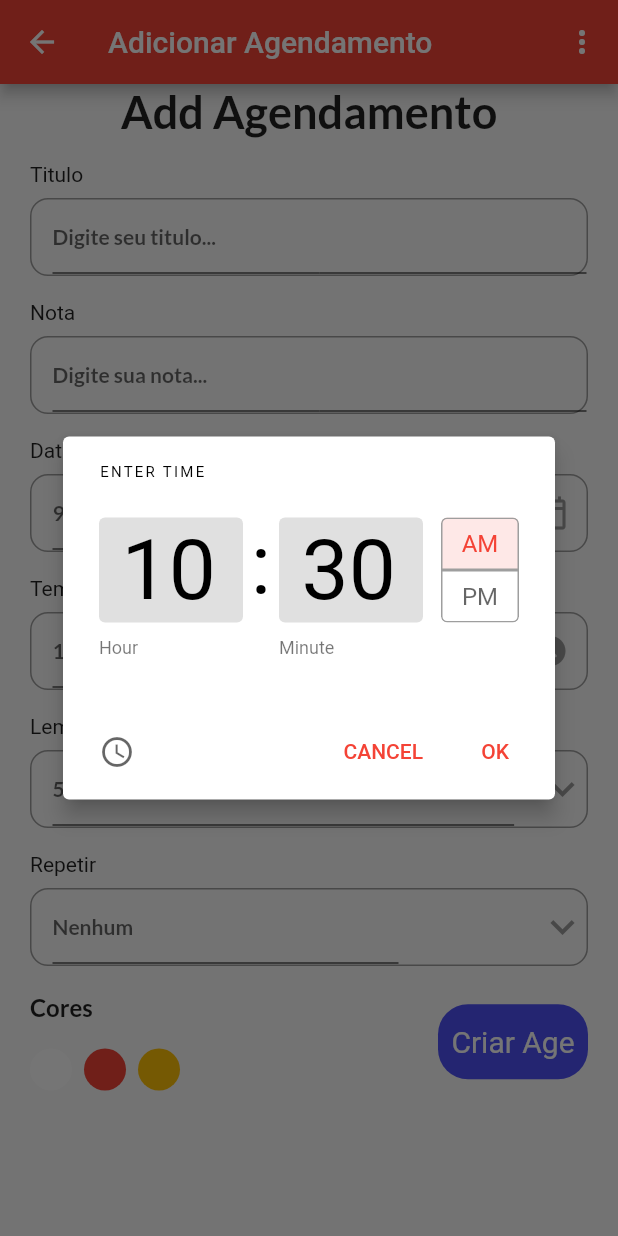
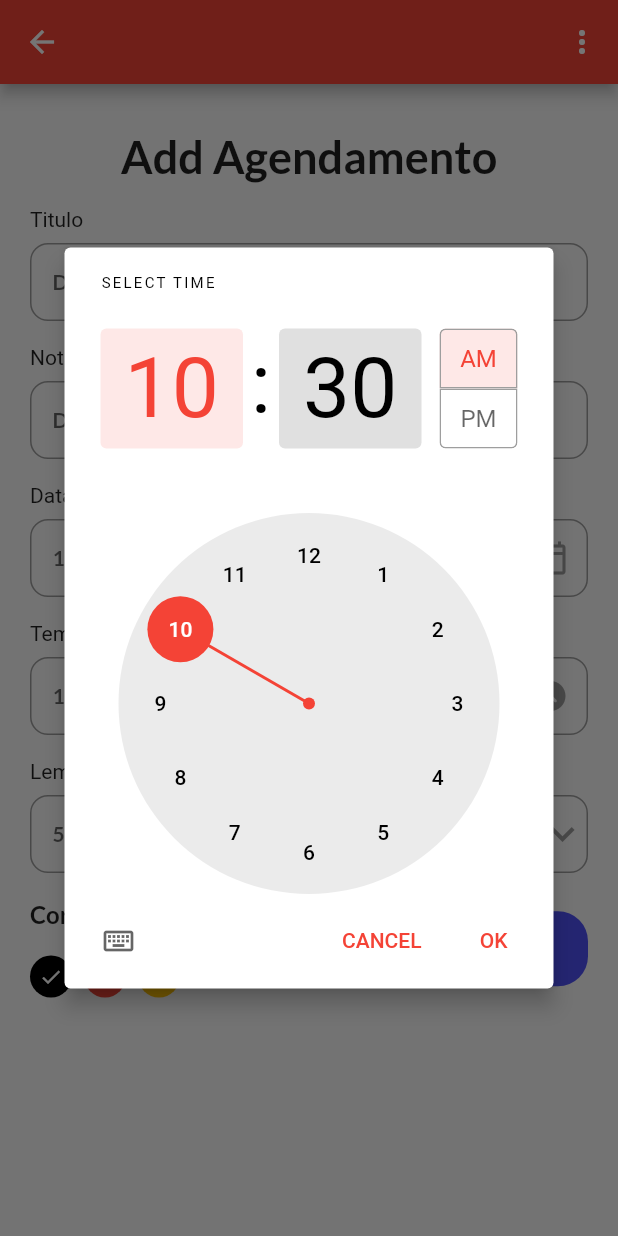
Before and after one commit to kauamoreno/agendamentos, a Flutter app: the AddAgendamento screen opened by its route, after a tap on the "access time filled" icon, on a phone screen of 412 x 824 dp. Run offline on Flutter 3.47's test engine with Material 2 defaults, Android fonts, the phone set to English and light mode, and no system bars; our stand-ins replace auto_size_text, cloud_firestore, date_picker_timeline, firebase_auth, firebase_core, get and 1 more; accounts and stored records are empty; generated files the repository leaves out were written again.

Commit message:
:sparkles: feat: Integrando com ViewModel

```diff
--- a/lib/views/components/AgendaWidgets/inputs.dart
+++ b/lib/views/components/AgendaWidgets/inputs.dart
@@ -43,16 +43,7 @@ class InputAgendamentos extends StatelessWidget {
                       decoration: InputDecoration(
                         hintText: dica,
                         hintStyle: subTituloStyle,
-                        focusedBorder: const UnderlineInputBorder(
-                          borderSide: BorderSide(
-                            width: 0,
-                          ),
-                        ),
-                        enabledBorder: const UnderlineInputBorder(
-                          borderSide: BorderSide(
-                            width: 0,
-                          ),
-                        ),
+                        border: InputBorder.none
                       ),
                     ),
                   ),
--- a/lib/views/pages/Agenda/AddAgendamento.dart
+++ b/lib/views/pages/Agenda/AddAgendamento.dart
@@ -1,3 +1,4 @@
+import 'package:agendamentos/view_model/VM_AddAgendamentos.dart';
 import 'package:agendamentos/views/components/CustomAppBar.dart';
 import 'package:agendamentos/views/constants/Texto.dart';
 import 'package:agendamentos/views/components/AgendaWidgets/botao.dart';
@@ -13,12 +14,16 @@ class AddAgendamento extends StatefulWidget {
 }
 
 class _AddAgendamentoState extends State<AddAgendamento> {
+
+  VM_AddAgendamentos vm = VM_AddAgendamentos();
+
   final TextEditingController _tituloController = TextEditingController();
   final TextEditingController _notaController = TextEditingController();
 
   DateTime dataSelecionada = DateTime.now();
   String tempoFinal = "00:00";
   String tempoInicial = DateFormat("hh:mm a").format(DateTime.now()).toString();
+
   int _lenbreteSelecionado = 5;
   List<int> listaLembrete = [
     5,
@@ -27,21 +32,13 @@ class _AddAgendamentoState extends State<AddAgendamento> {
     20,
   ];
 
-  String _lenbreteSelecionadoRepetir = "Nenhum";
-  List<String> listaRepetir = [
-    "Nenhum",
-    "Diário",
-    "Semanalmente",
-    "Mensalmente"
-  ];
-
   int _corSelecionada = 0;
 
   @override
   Widget build(BuildContext context) {
     return Scaffold(
       appBar: const CustomAppBar(
-        titulo: "Adicionar Agendamento",
+        titulo: "",
         voltar: true
       ),
       body: Container(
@@ -49,6 +46,8 @@ class _AddAgendamentoState extends State<AddAgendamento> {
         child: SingleChildScrollView(
           child: Column(
             children: [
+              const SizedBox(height: 30),
+
               Text(
                 "Add Agendamento",
                 style: headingStyle,
@@ -65,14 +64,16 @@ class _AddAgendamentoState extends State<AddAgendamento> {
               ),
               InputAgendamentos(
                 titulo: "Data",
-                dica: DateFormat.yMd().format(dataSelecionada),
+                dica: DateFormat('dd/MM/yyyy').format(dataSelecionada),
                 widget: IconButton(
                   icon: const Icon(
                     Icons.calendar_today_outlined,
                     color: Colors.grey,
                   ),
                   onPressed: () {
+                    setState(() {
                       _pegarDataDoUsuario();
+                    });
                   },
                 ),
               ),
@@ -144,39 +145,6 @@ class _AddAgendamentoState extends State<AddAgendamento> {
                 )
               ),
 
-              InputAgendamentos(
-                titulo: "Repetir",
-                dica: _lenbreteSelecionadoRepetir,
-                widget: DropdownButton(
-                  icon: const Icon(
-                    Icons.keyboard_arrow_down,
-                    color: Colors.grey,
-                  ),
-
-                  iconSize: 32,
-                  elevation: 4,
-                  style: subTituloStyle,
-                  underline: Container(
-                    height: 0,
-                  ),
-
-                  onChanged: (String? novoValor) {
-                    setState(() {
-                      _lenbreteSelecionadoRepetir = novoValor!;
-                    });
-                  },
-                  items: listaRepetir.map<DropdownMenuItem<String>>((String? valor) {
-                    return DropdownMenuItem<String>(
-                      value: valor.toString(),
-                      child: Text(
-                        valor!,
-                        style: const TextStyle(color: Colors.grey),
-                      ),
-                    );
-                  }).toList(),
-                )
-              ),
-
               const SizedBox(height: 18),
 
               Row(
@@ -185,8 +153,18 @@ class _AddAgendamentoState extends State<AddAgendamento> {
                 children: [
                   _paletaDeCor(),
                   Botao(
-                    label: "Criar Age",
-                    onTap: () {},
+                    label: "Criar",
+                    onTap: () {
+                      vm.validaDados(
+                        titulo: _tituloController.text,
+                        nota: _notaController.text,
+                        data: DateFormat('dd/MM/yyyy').format(dataSelecionada),
+                        timeInicial: tempoInicial,
+                        timeFinal: tempoFinal,
+                        lembrete: '',
+                        context: context
+                      );
+                    },
                   )
                 ],
               ),
@@ -213,7 +191,6 @@ class _AddAgendamentoState extends State<AddAgendamento> {
                 onTap: () {
                   setState(() {
                     _corSelecionada = index;
-                    print("$index");
                   });
                 },
                 child: Padding(
@@ -221,7 +198,7 @@ class _AddAgendamentoState extends State<AddAgendamento> {
                   child: CircleAvatar(
                     radius: 14,
                     backgroundColor: index == 0
-                    ? Colors.white : index == 1
+                    ? Colors.black : index == 1
                     ? Colors.red   : Colors.amber,
                     child: _corSelecionada == index
                       ? const Icon(
@@ -245,23 +222,19 @@ class _AddAgendamentoState extends State<AddAgendamento> {
       context: context,
       initialDate: DateTime.now(),
       firstDate: DateTime(2023),
-      lastDate: DateTime(2100));
+      lastDate: DateTime(2100),
+    );
 
     if (pegarData != null) {
-        setState(() {
       dataSelecionada = pegarData;
-          print(dataSelecionada);
-        });
-      } else {}
+    }
   }
 
   _pegarTempoDoUsuario({required bool oTempoInicial}) async {
     var pegarTempo = await exibirTempoDoUsuario();
     String tempoFormatado = pegarTempo.format(context);
 
-    if (pegarTempo == null) {
-      print("");
-    } else if (oTempoInicial == true) {
+    if (oTempoInicial == true) {
       setState(() {
         tempoInicial = tempoFormatado;
       });
@@ -274,7 +247,7 @@ class _AddAgendamentoState extends State<AddAgendamento> {
 
   exibirTempoDoUsuario() {
     return showTimePicker(
-      initialEntryMode: TimePickerEntryMode.input,
+      initialEntryMode: TimePickerEntryMode.dial,
       context: context,
       initialTime: TimeOfDay(
         hour: int.parse(tempoInicial.split(":")[0]),
```
Lines whose indentation alone changed are shown as unchanged.
